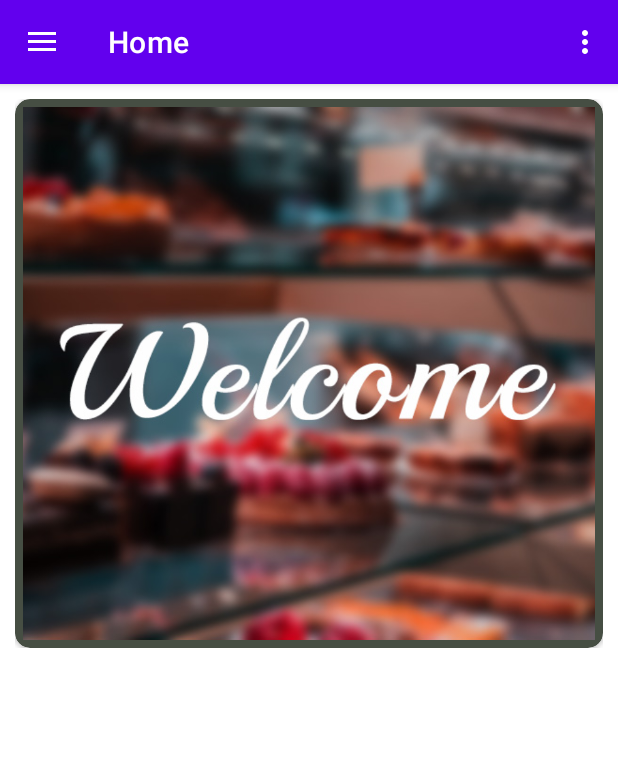
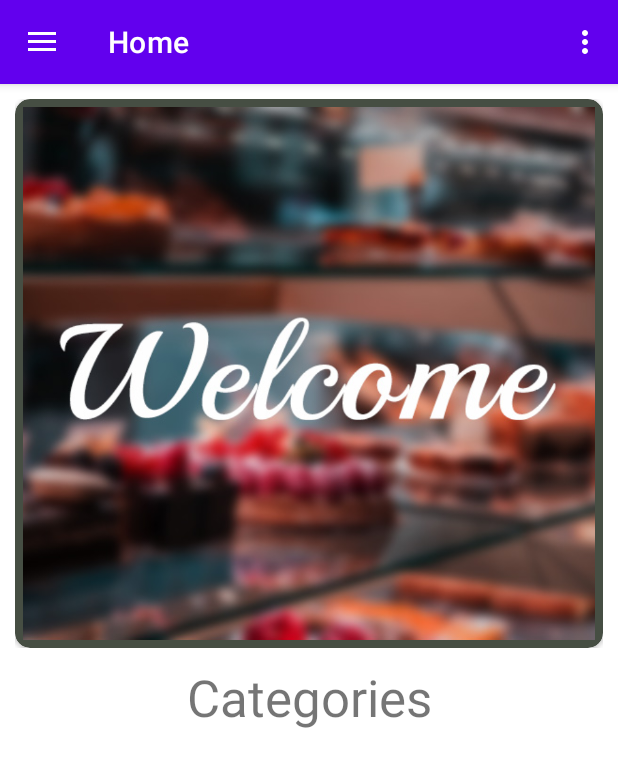
Before and after one commit to brookebaird15/MadBatterApp, an Android app: the screen it shows after launch (MainActivity), on a phone screen of 412 x 824 dp. Shown: the top 767 px of the screen. Run offline under Robolectric (Android 15) with nearby library versions, the phone set to English and light mode, and no system bars; our stand-ins replace navigation-ui.

Commit message:
#1 Add Categories text in Textview

```diff
--- a/app/src/main/res/layout/fragment_home.xml
+++ b/app/src/main/res/layout/fragment_home.xml
@@ -35,6 +35,25 @@
                     android:src="@drawable/welcome" />
             </androidx.cardview.widget.CardView>
         </androidx.constraintlayout.widget.ConstraintLayout>
+        <androidx.constraintlayout.widget.ConstraintLayout
+            android:layout_width="match_parent"
+            android:layout_height="wrap_content">
+
+            <TextView
+                android:id="@+id/homeCategories"
+                android:layout_width="match_parent"
+                android:layout_height="wrap_content"
+                android:paddingBottom="10dp"
+                android:text="@string/Categories"
+                android:textAlignment="center"
+                android:textSize="34sp"
+                app:layout_constraintEnd_toEndOf="parent"
+                app:layout_constraintStart_toStartOf="parent"
+                app:layout_constraintTop_toTopOf="parent"/>
+                <!-- TODO
+                ADD CUSTOM FONTS FOR TEXTS -->
+
+        </androidx.constraintlayout.widget.ConstraintLayout>
     </LinearLayout>
 
 
```
